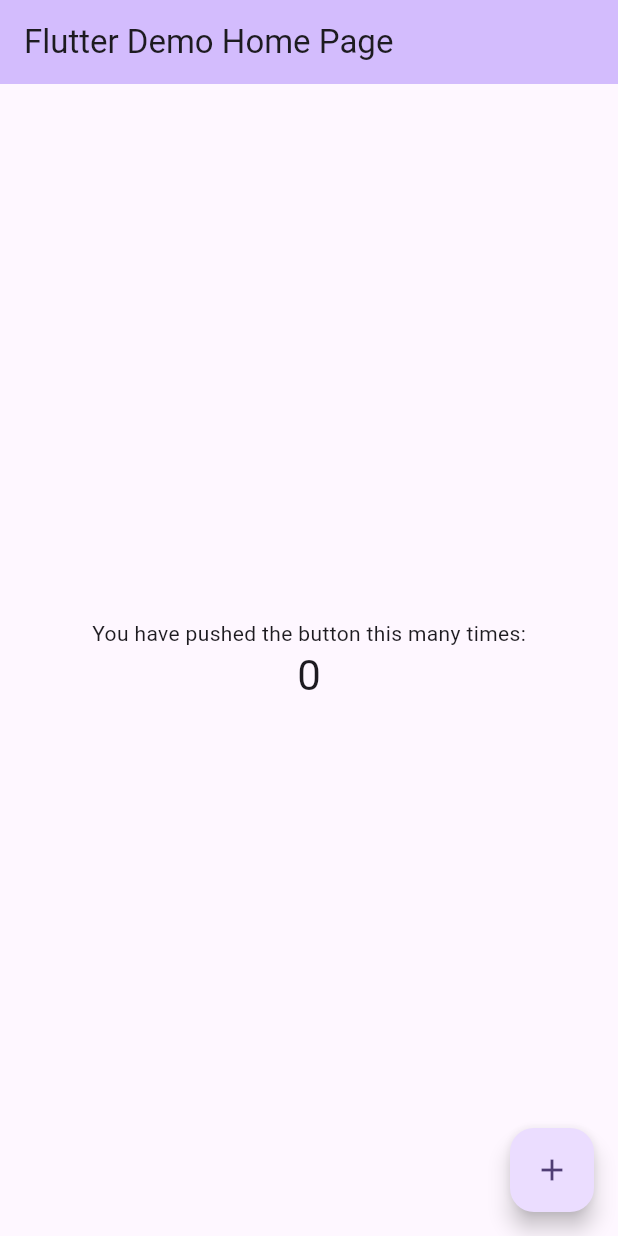
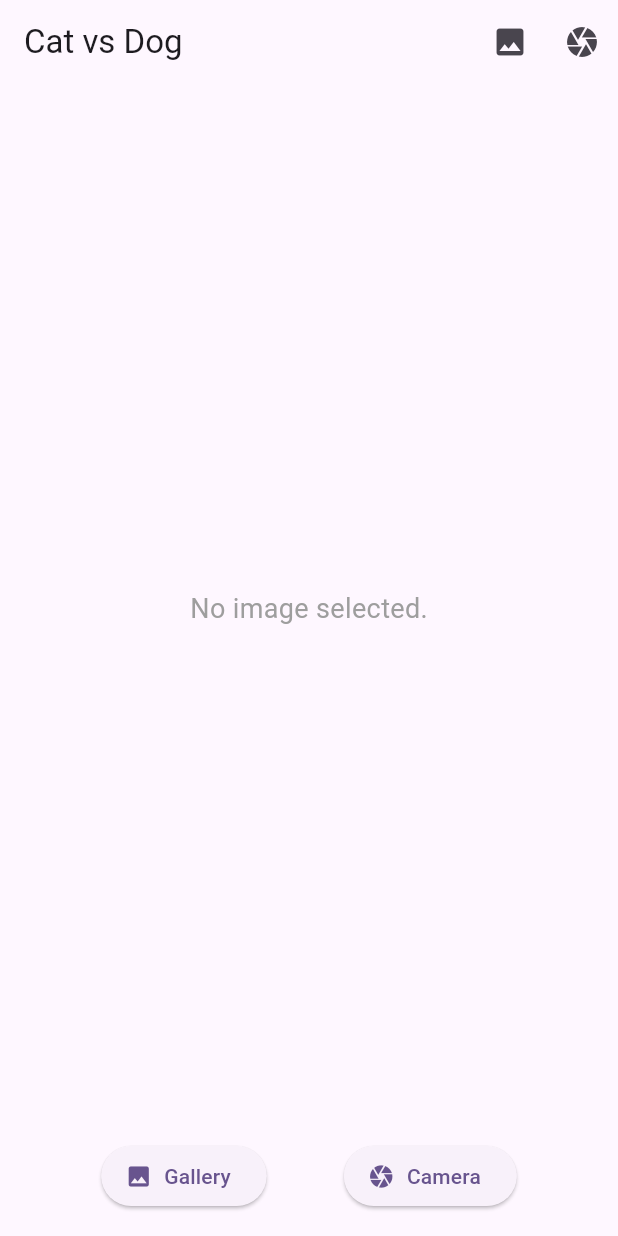
Before and after one commit to SubhasreeCodes/flutter_cat_breed_finder, a Flutter app: the screen it shows after launch, on a phone screen of 412 x 824 dp. Run offline on Flutter 3.47's test engine with Material 3 defaults, Android fonts, the phone set to English and light mode, and no system bars; our stand-ins replace image_picker.

Commit message:
Add HomeScreen

```diff
--- a/lib/main.dart
+++ b/lib/main.dart
@@ -1,4 +1,5 @@
 import 'package:flutter/material.dart';
+import 'package:flutter_cat_breed_finder/screens/HomeScreen.dart';
 
 void main() {
   runApp(const MyApp());
@@ -31,7 +32,8 @@ class MyApp extends StatelessWidget {
         colorScheme: ColorScheme.fromSeed(seedColor: Colors.deepPurple),
         useMaterial3: true,
       ),
-      home: const MyHomePage(title: 'Flutter Demo Home Page'),
+      // home: const MyHomePage(title: 'Flutter Demo Home Page'),
+      home: HomeScreen(),
     );
   }
 }
--- /dev/null
+++ b/lib/screens/HomeScreen.dart
@@ -0,0 +1,91 @@
+import 'dart:io';
+
+import 'package:flutter/material.dart';
+import 'package:image_picker/image_picker.dart';
+
+class HomeScreen extends StatefulWidget {
+  const HomeScreen({super.key});
+
+  @override
+  _HomeScreenState createState() => _HomeScreenState();
+}
+
+class _HomeScreenState extends State<HomeScreen> {
+  File? _selectedImage;
+
+  Future<void> pickImage(ImageSource source) async {
+    final picker = ImagePicker();
+    final pickedFile = await picker.pickImage(source: source);
+
+    if (pickedFile != null) {
+      setState(() {
+        _selectedImage = File(pickedFile.path);
+      });
+    } else {
+      // Handle the case when no image is selected or captured.
+      ScaffoldMessenger.of(context).showSnackBar(
+        SnackBar(content: Text('No image selected.')),
+      );
+    }
+  }
+
+  @override
+  Widget build(BuildContext context) {
+    return Scaffold(
+      appBar: AppBar(
+        title: const Text("Cat vs Dog"),
+        actions: [
+          IconButton(
+              icon: Icon(Icons.photo),
+              onPressed: () => pickImage(ImageSource.gallery)
+          ),
+
+          IconButton(
+              icon: Icon(Icons.camera),
+              onPressed: () => pickImage(ImageSource.camera)
+          ),
+        ],
+      ),
+      body: Padding(
+        padding: const EdgeInsets.all(16.0),
+        child: Column(
+          crossAxisAlignment: CrossAxisAlignment.center,
+          children: [
+            // Image Preview
+            Expanded(
+              child: _selectedImage != null
+                  ? Image.file(
+                _selectedImage!,
+                fit: BoxFit.cover,
+                width: double.infinity,
+              )
+                  : Center(
+                child: Text(
+                  "No image selected.",
+                  style: TextStyle(fontSize: 18, color: Colors.grey),
+                ),
+              ),
+            ),
+            const SizedBox(height: 20),
+            // Buttons for Picking Image
+            Row(
+              mainAxisAlignment: MainAxisAlignment.spaceEvenly,
+              children: [
+                ElevatedButton.icon(
+                  onPressed: () => pickImage(ImageSource.gallery),
+                  icon: const Icon(Icons.photo),
+                  label: const Text("Gallery"),
+                ),
+                ElevatedButton.icon(
+                  onPressed: () => pickImage(ImageSource.camera),
+                  icon: const Icon(Icons.camera),
+                  label: const Text("Camera"),
+                ),
+              ],
+            ),
+          ],
+        ),
+      ),
+    );
+  }
+}
```
